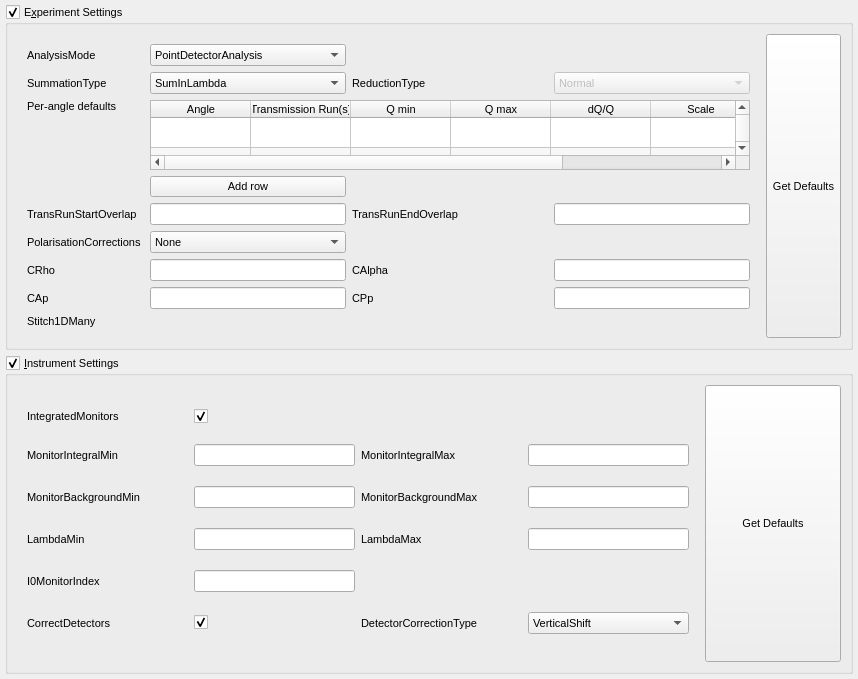
Qt form qt/scientific_interfaces/ISISReflectometry/ReflSettingsWidget.ui (mantidproject/mantid) before a commit.
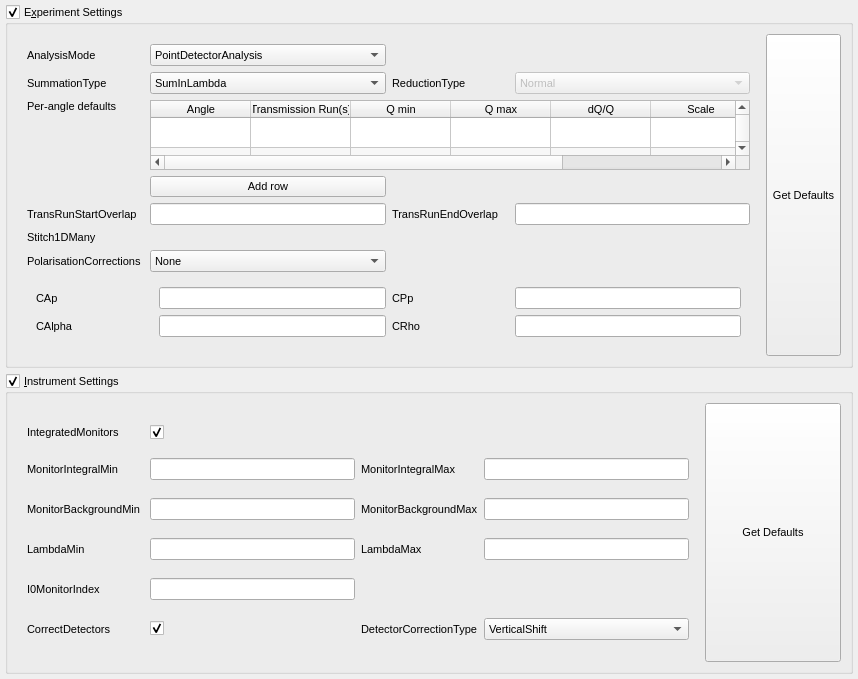
The same form after that commit. The open tabs and pages were chosen to show the change.

Commit message:
Add ParameterFile option to the gui
Re #22500

Patch:
```diff
--- a/qt/scientific_interfaces/ISISReflectometry/ReflSettingsWidget.ui
+++ b/qt/scientific_interfaces/ISISReflectometry/ReflSettingsWidget.ui
@@ -49,74 +49,15 @@
      </property>
      <layout class="QHBoxLayout" name="horizontalLayout_2" stretch="10,2">
       <item>
-       <layout class="QGridLayout" name="expSettingsLayout0" rowstretch="1,1,1,1,1,1,1,1,0,0,0,0" columnstretch="1,1,1,1">
-        <property name="leftMargin">
+       <layout class="QGridLayout" name="expSettingsLayout0" rowstretch="1,0,0,0,0,0,0,0,0" columnstretch="0,0,0,0">
+        <property name="margin">
          <number>10</number>
         </property>
-        <property name="topMargin">
-         <number>10</number>
-        </property>
-        <property name="rightMargin">
-         <number>10</number>
-        </property>
-        <property name="bottomMargin">
-         <number>10</number>
-        </property>
-        <item row="10" column="1">
-         <widget class="QLineEdit" name="CApEdit"/>
-        </item>
-        <item row="1" column="0">
-         <widget class="QLabel" name="summationTypeLabel">
-          <property name="minimumSize">
-           <size>
-            <width>117</width>
-            <height>0</height>
-           </size>
+        <item row="1" column="3">
+         <widget class="QComboBox" name="reductionTypeComboBox">
+          <property name="enabled">
+           <bool>false</bool>
           </property>
-          <property name="text">
-           <string>SummationType</string>
-          </property>
-         </widget>
-        </item>
-        <item row="10" column="0">
-         <widget class="QLabel" name="CApLabel">
-          <property name="text">
-           <string>CAp</string>
-          </property>
-         </widget>
-        </item>
-        <item row="8" column="0">
-         <widget class="QLabel" name="polCorrLabel">
-          <property name="minimumSize">
-           <size>
-            <width>117</width>
-            <height>0</height>
-           </size>
-          </property>
-          <property name="text">
-           <string>PolarisationCorrections</string>
-          </property>
-         </widget>
-        </item>
-        <item row="0" column="0">
-         <widget class="QLabel" name="analysisModeLabel">
-          <property name="text">
-           <string>AnalysisMode</string>
-          </property>
-         </widget>
-        </item>
-        <item row="3" column="0">
-         <widget class="QLabel" name="perAngleTableLabel">
-          <property name="text">
-           <string>Per-angle defaults</string>
-          </property>
-          <property name="alignment">
-           <set>Qt::AlignLeading|Qt::AlignLeft|Qt::AlignTop</set>
-          </property>
-         </widget>
-        </item>
-        <item row="1" column="1">
-         <widget class="QComboBox" name="summationTypeComboBox">
           <property name="sizePolicy">
            <sizepolicy hsizetype="Expanding" vsizetype="Fixed">
             <horstretch>0</horstretch>
@@ -125,7 +66,7 @@
           </property>
           <item>
            <property name="text">
-            <string>SumInLambda</string>
+            <string>Normal</string>
            </property>
           </item>
           <item>
@@ -133,26 +74,9 @@
             <string>SumInQ</string>
            </property>
           </item>
-         </widget>
-        </item>
-        <item row="9" column="0">
-         <widget class="QLabel" name="CRhoLabel">
-          <property name="text">
-           <string>CRho</string>
-          </property>
-         </widget>
-        </item>
-        <item row="0" column="1">
-         <widget class="QComboBox" name="analysisModeComboBox">
-          <property name="sizePolicy">
-           <sizepolicy hsizetype="MinimumExpanding" vsizetype="Fixed">
-            <horstretch>0</horstretch>
-            <verstretch>0</verstretch>
-           </sizepolicy>
-          </property>
           <item>
            <property name="text">
-            <string>PointDetectorAnalysis</string>
+            <string>NonFlatSample</string>
            </property>
           </item>
           <item>
@@ -162,36 +86,8 @@
           </item>
          </widget>
         </item>
-        <item row="8" column="1">
-         <widget class="QComboBox" name="polCorrComboBox">
-          <property name="sizePolicy">
-           <sizepolicy hsizetype="MinimumExpanding" vsizetype="Fixed">
-            <horstretch>0</horstretch>
-            <verstretch>0</verstretch>
-           </sizepolicy>
-          </property>
-          <item>
-           <property name="text">
-            <string>None</string>
-           </property>
-          </item>
-          <item>
-           <property name="text">
-            <string>PA</string>
-           </property>
-          </item>
-          <item>
-           <property name="text">
-            <string>PNR</string>
-           </property>
-          </item>
-         </widget>
-        </item>
-        <item row="9" column="3">
-         <widget class="QLineEdit" name="CAlphaEdit"/>
-        </item>
-        <item row="10" column="2">
-         <widget class="QLabel" name="CPpLabel">
+        <item row="1" column="2">
+         <widget class="QLabel" name="reductionTypeLabel">
           <property name="minimumSize">
            <size>
             <width>117</width>
@@ -199,69 +95,11 @@
            </size>
           </property>
           <property name="text">
-           <string>CPp</string>
+           <string>ReductionType</string>
           </property>
          </widget>
         </item>
-        <item row="9" column="1">
-         <widget class="QLineEdit" name="CRhoEdit"/>
-        </item>
-        <item row="10" column="3">
-         <widget class="QLineEdit" name="CPpEdit"/>
-        </item>
-        <item row="9" column="2">
-         <widget class="QLabel" name="CAlphaLabel">
-          <property name="minimumSize">
-           <size>
-            <width>117</width>
-            <height>0</height>
-           </size>
-          </property>
-          <property name="text">
-           <string>CAlpha</string>
-          </property>
-         </widget>
-        </item>
-        <item row="6" column="1">
-         <widget class="QPushButton" name="addPerAngleOptionsButton">
-          <property name="toolTip">
-           <string>Add another row to the per-angle options table</string>
-          </property>
-          <property name="whatsThis">
-           <string>Adds another row to the per-angle options table so that additional angles can be added</string>
-          </property>
-          <property name="text">
-           <string>Add row</string>
-          </property>
-         </widget>
-        </item>
-        <item row="7" column="0">
-         <widget class="QLabel" name="startOverlapLabel">
-          <property name="text">
-           <string>TransRunStartOverlap</string>
-          </property>
-         </widget>
-        </item>
-        <item row="7" column="1">
-         <widget class="QLineEdit" name="startOverlapEdit"/>
-        </item>
-        <item row="7" column="2">
-         <widget class="QLabel" name="endOverlapLabel">
-          <property name="minimumSize">
-           <size>
-            <width>117</width>
-            <height>0</height>
-           </size>
-          </property>
-          <property name="text">
-           <string>TransRunEndOverlap</string>
-          </property>
-         </widget>
-        </item>
-        <item row="7" column="3">
-         <widget class="QLineEdit" name="endOverlapEdit"/>
-        </item>
-        <item row="3" column="1" rowspan="3" colspan="3">
+        <item row="2" column="1" rowspan="2" colspan="3">
          <widget class="QTableWidget" name="optionsTable">
           <property name="sizePolicy">
            <sizepolicy hsizetype="MinimumExpanding" vsizetype="Expanding">
@@ -360,11 +198,74 @@
           </column>
          </widget>
         </item>
-        <item row="1" column="3">
-         <widget class="QComboBox" name="reductionTypeComboBox">
-          <property name="enabled">
-           <bool>false</bool>
+        <item row="7" column="1">
+         <widget class="QComboBox" name="polCorrComboBox">
+          <property name="sizePolicy">
+           <sizepolicy hsizetype="MinimumExpanding" vsizetype="Fixed">
+            <horstretch>0</horstretch>
+            <verstretch>0</verstretch>
+           </sizepolicy>
           </property>
+          <item>
+           <property name="text">
+            <string>None</string>
+           </property>
+          </item>
+          <item>
+           <property name="text">
+            <string>PA</string>
+           </property>
+          </item>
+          <item>
+           <property name="text">
+            <string>PNR</string>
+           </property>
+          </item>
+          <item>
+           <property name="text">
+            <string>ParameterFile</string>
+           </property>
+          </item>
+         </widget>
+        </item>
+        <item row="7" column="0">
+         <widget class="QLabel" name="polCorrLabel">
+          <property name="minimumSize">
+           <size>
+            <width>117</width>
+            <height>0</height>
+           </size>
+          </property>
+          <property name="text">
+           <string>PolarisationCorrections</string>
+          </property>
+         </widget>
+        </item>
+        <item row="2" column="0">
+         <widget class="QLabel" name="perAngleTableLabel">
+          <property name="text">
+           <string>Per-angle defaults</string>
+          </property>
+          <property name="alignment">
+           <set>Qt::AlignLeading|Qt::AlignLeft|Qt::AlignTop</set>
+          </property>
+         </widget>
+        </item>
+        <item row="1" column="0">
+         <widget class="QLabel" name="summationTypeLabel">
+          <property name="minimumSize">
+           <size>
+            <width>117</width>
+            <height>0</height>
+           </size>
+          </property>
+          <property name="text">
+           <string>SummationType</string>
+          </property>
+         </widget>
+        </item>
+        <item row="1" column="1">
+         <widget class="QComboBox" name="summationTypeComboBox">
           <property name="sizePolicy">
            <sizepolicy hsizetype="Expanding" vsizetype="Fixed">
             <horstretch>0</horstretch>
@@ -373,7 +274,7 @@
           </property>
           <item>
            <property name="text">
-            <string>Normal</string>
+            <string>SumInLambda</string>
            </property>
           </item>
           <item>
@@ -381,15 +282,55 @@
             <string>DivergentBeam</string>
            </property>
           </item>
+         </widget>
+        </item>
+        <item row="0" column="0">
+         <widget class="QLabel" name="analysisModeLabel">
+          <property name="text">
+           <string>AnalysisMode</string>
+          </property>
+         </widget>
+        </item>
+        <item row="0" column="1">
+         <widget class="QComboBox" name="analysisModeComboBox">
+          <property name="sizePolicy">
+           <sizepolicy hsizetype="MinimumExpanding" vsizetype="Fixed">
+            <horstretch>0</horstretch>
+            <verstretch>0</verstretch>
+           </sizepolicy>
+          </property>
           <item>
            <property name="text">
-            <string>NonFlatSample</string>
+            <string>PointDetectorAnalysis</string>
            </property>
           </item>
          </widget>
         </item>
-        <item row="1" column="2">
-         <widget class="QLabel" name="reductionTypeLabel">
+        <item row="4" column="1">
+         <widget class="QPushButton" name="addPerAngleOptionsButton">
+          <property name="toolTip">
+           <string>Add another row to the per-angle options table</string>
+          </property>
+          <property name="whatsThis">
+           <string>Adds another row to the per-angle options table so that additional angles can be added</string>
+          </property>
+          <property name="text">
+           <string>Add row</string>
+          </property>
+         </widget>
+        </item>
+        <item row="5" column="3">
+         <widget class="QLineEdit" name="endOverlapEdit"/>
+        </item>
+        <item row="5" column="0">
+         <widget class="QLabel" name="startOverlapLabel">
+          <property name="text">
+           <string>TransRunStartOverlap</string>
+          </property>
+         </widget>
+        </item>
+        <item row="5" column="2">
+         <widget class="QLabel" name="endOverlapLabel">
           <property name="minimumSize">
            <size>
             <width>117</width>
@@ -397,17 +338,99 @@
            </size>
           </property>
           <property name="text">
-           <string>ReductionType</string>
+           <string>TransRunEndOverlap</string>
           </property>
          </widget>
         </item>
-        <item row="11" column="0">
+        <item row="5" column="1">
+         <widget class="QLineEdit" name="startOverlapEdit"/>
+        </item>
+        <item row="6" column="0">
          <widget class="QLabel" name="stitchLabel">
           <property name="text">
            <string>Stitch1DMany</string>
           </property>
          </widget>
         </item>
+        <item row="8" column="0" colspan="4">
+         <widget class="QStackedWidget" name="polCorStackedWidget">
+          <property name="currentIndex">
+           <number>0</number>
+          </property>
+          <widget class="QWidget" name="pageNone"/>
+          <widget class="QWidget" name="pagePA_PNR">
+           <layout class="QVBoxLayout" name="verticalLayout">
+            <item>
+             <layout class="QGridLayout" name="gridLayout">
+              <item row="0" column="2">
+               <widget class="QLabel" name="CPpLabel">
+                <property name="minimumSize">
+                 <size>
+                  <width>117</width>
+                  <height>0</height>
+                 </size>
+                </property>
+                <property name="text">
+                 <string>CPp</string>
+                </property>
+               </widget>
+              </item>
+              <item row="0" column="0">
+               <widget class="QLabel" name="CApLabel">
+                <property name="text">
+                 <string>CAp</string>
+                </property>
+               </widget>
+              </item>
+              <item row="0" column="3">
+               <widget class="QLineEdit" name="CPpEdit"/>
+              </item>
+              <item row="0" column="1">
+               <widget class="QLineEdit" name="CApEdit"/>
+              </item>
+              <item row="1" column="0">
+               <widget class="QLabel" name="CAlphaLabel">
+                <property name="minimumSize">
+                 <size>
+                  <width>117</width>
+                  <height>0</height>
+                 </size>
+                </property>
+                <property name="text">
+                 <string>CAlpha</string>
+                </property>
+               </widget>
+              </item>
+              <item row="1" column="1">
+               <widget class="QLineEdit" name="CRhoEdit"/>
+              </item>
+              <item row="1" column="2">
+               <widget class="QLabel" name="CRhoLabel">
+                <property name="text">
+                 <string>CRho</string>
+                </property>
+               </widget>
+              </item>
+              <item row="1" column="3">
+               <widget class="QLineEdit" name="CAlphaEdit"/>
+              </item>
+             </layout>
+            </item>
+           </layout>
+          </widget>
+          <widget class="QWidget" name="pageParamFile">
+           <layout class="QHBoxLayout" name="horizontalLayout_3">
+            <item>
+             <widget class="QLabel" name="label">
+              <property name="text">
+               <string>Use parameters from the instrument parameter file</string>
+              </property>
+             </widget>
+            </item>
+           </layout>
+          </widget>
+         </widget>
+        </item>
        </layout>
       </item>
       <item>
@@ -449,17 +472,8 @@
      </property>
      <layout class="QHBoxLayout" name="horizontalLayout" stretch="10,2">
       <item>
-       <layout class="QGridLayout" name="instSettingsLayout0" rowstretch="1,1,1,1,1,1" columnstretch="1,1,1,1">
-        <property name="leftMargin">
-         <number>10</number>
-        </property>
-        <property name="topMargin">
-         <number>10</number>
-        </property>
-        <property name="rightMargin">
-         <number>10</number>
-        </property>
-        <property name="bottomMargin">
+       <layout class="QGridLayout" name="instSettingsLayout0" rowstretch="1,1,1,1,1,1" columnstretch="0,1,0,1">
+        <property name="margin">
          <number>10</number>
         </property>
         <item row="5" column="0">
```
Left out of the diff: 25 changed lines with no effect on the pictures. The commit also changes 4 other files.
